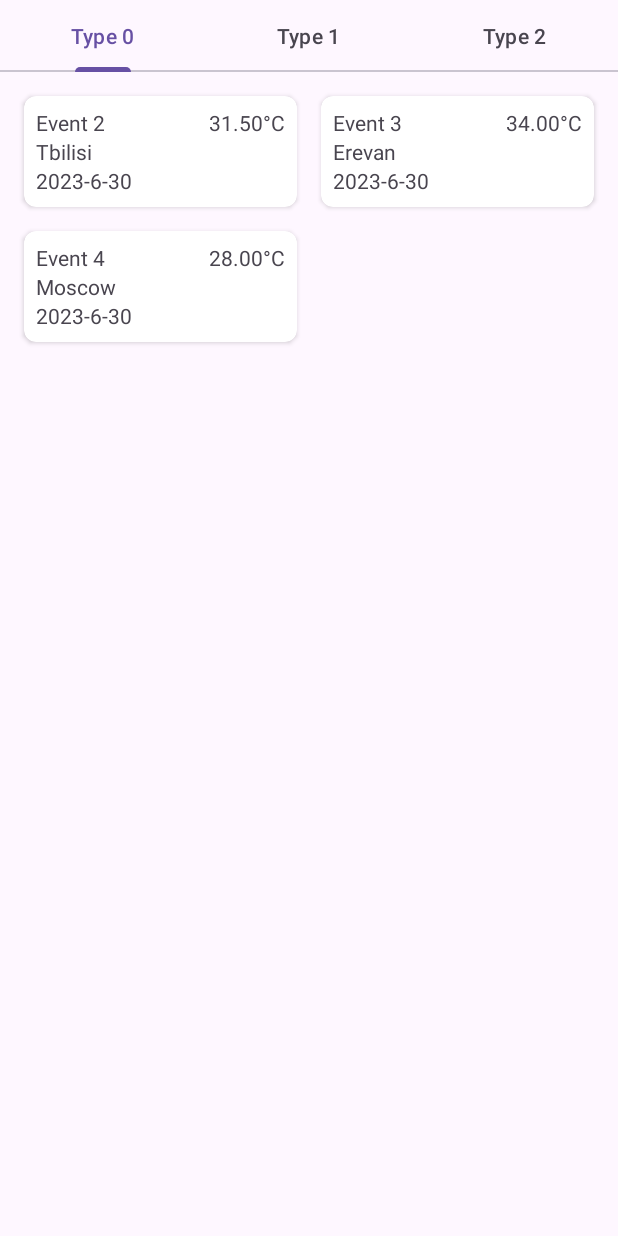
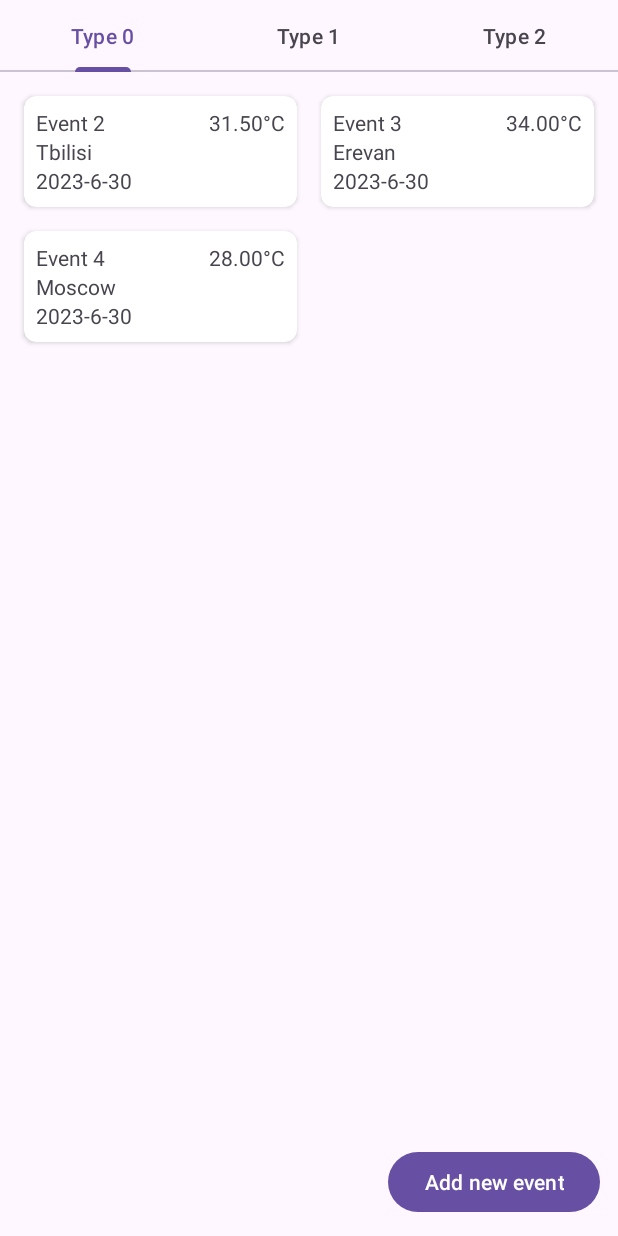
Before and after one commit to EinTheFrog/EventListExercise, an Android app: the screen it shows after launch (MainActivity), on a phone screen of 412 x 824 dp. Run offline under Robolectric (Android 15) with nearby library versions, the phone set to English and light mode, and no system bars.

Commit message:
Add fab button

```diff
--- /dev/null
+++ b/app/src/main/res/drawable/baseline_add_24.xml
@@ -0,0 +1,5 @@
+<vector android:height="24dp" android:tint="#000000"
+    android:viewportHeight="24" android:viewportWidth="24"
+    android:width="24dp" xmlns:android="http://schemas.android.com/apk/res/android">
+    <path android:fillColor="@android:color/white" android:pathData="M19,13h-6v6h-2v-6H5v-2h6V5h2v6h6v2z"/>
+</vector>
--- a/app/src/main/res/layout/fragment_event_list.xml
+++ b/app/src/main/res/layout/fragment_event_list.xml
@@ -8,17 +8,28 @@
         android:id="@+id/tab_layout"
         android:layout_width="0dp"
         android:layout_height="wrap_content"
+        app:layout_constraintEnd_toEndOf="parent"
         app:layout_constraintStart_toStartOf="parent"
-        app:layout_constraintTop_toTopOf="parent"
-        app:layout_constraintEnd_toEndOf="parent" />
+        app:layout_constraintTop_toTopOf="parent" />
 
     <androidx.viewpager2.widget.ViewPager2
         android:id="@+id/view_pager"
         android:layout_width="0dp"
         android:layout_height="0dp"
+        app:layout_constraintBottom_toBottomOf="parent"
+        app:layout_constraintEnd_toEndOf="parent"
         app:layout_constraintStart_toStartOf="parent"
-        app:layout_constraintTop_toBottomOf="@id/tab_layout"
-        app:layout_constraintEnd_toEndOf="parent"
-        app:layout_constraintBottom_toBottomOf="parent" />
+        app:layout_constraintTop_toBottomOf="@id/tab_layout" />
+
+    <Button
+        android:id="@+id/create_event_button"
+        android:layout_width="wrap_content"
+        android:layout_height="wrap_content"
+        android:layout_margin="12dp"
+        android:icon="@drawable/ic_launcher_foreground"
+        android:text="@string/create_event_button"
+        app:iconTint="#FFFFFF"
+        app:layout_constraintBottom_toBottomOf="parent"
+        app:layout_constraintEnd_toEndOf="parent" />
 
 </androidx.constraintlayout.widget.ConstraintLayout>
--- a/app/src/main/res/values/strings.xml
+++ b/app/src/main/res/values/strings.xml
@@ -6,4 +6,6 @@
     <string name="missed_event_title">Missed</string>
 
     <string name="temperature">%1$.2f°C</string>
+
+    <string name="create_event_button">Add new event</string>
 </resources>
```
